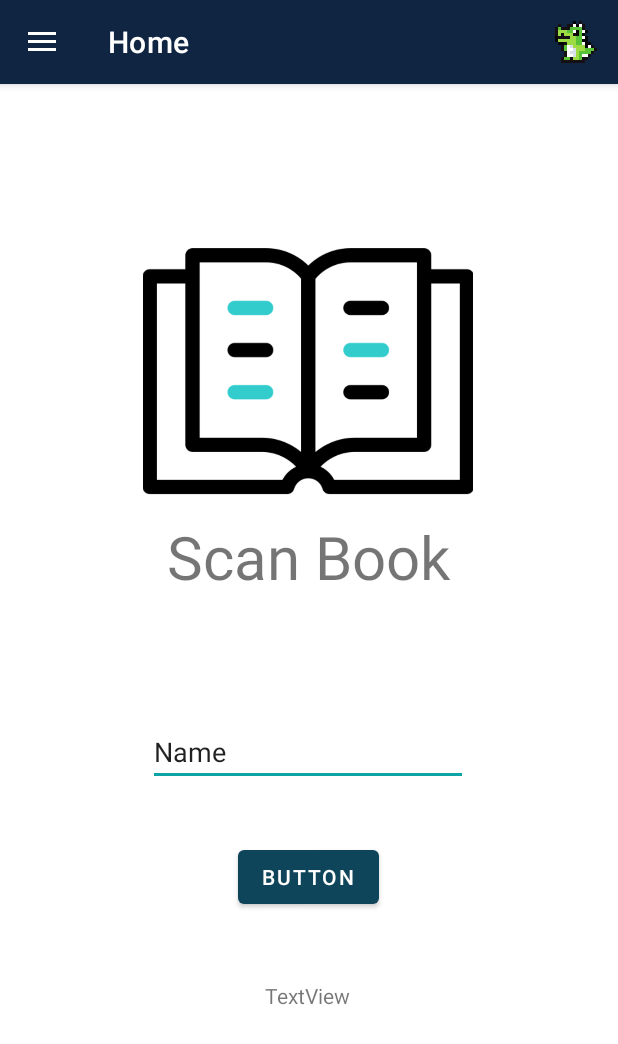
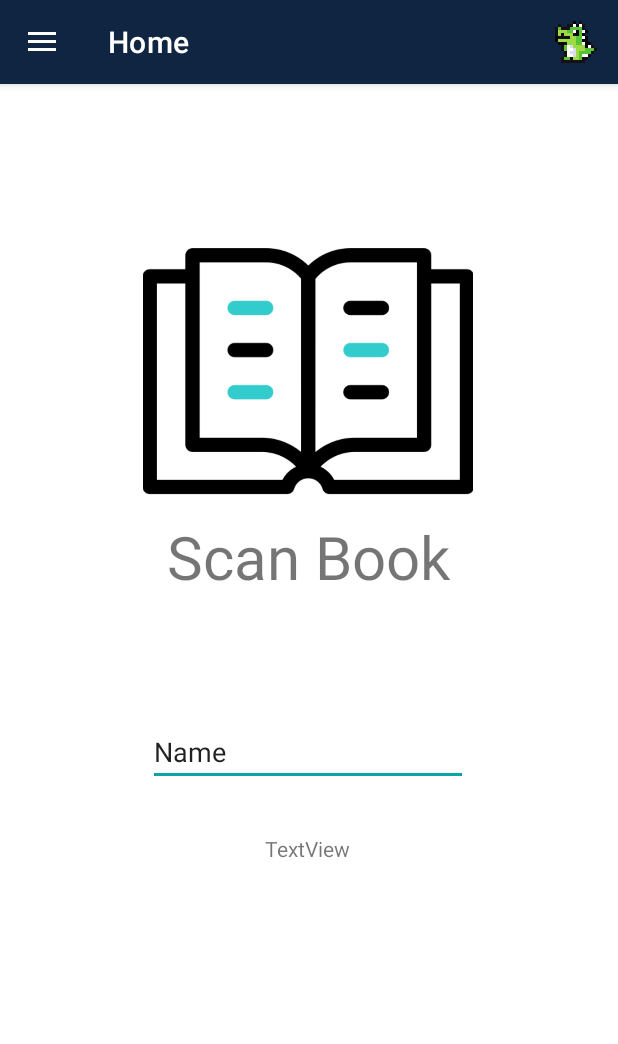
Before and after one commit to Hannah-Ashna/The-Library-App, an Android app: the screen it shows after launch once a user with an empty profile is signed in (NavigationActivity), on a phone screen of 412 x 824 dp. Shown: the top 1044 px of the screen. Run offline under Robolectric (Android 15) with nearby library versions, the phone set to English and light mode, and no system bars; our stand-ins replace Firebase (no records; nobody signed in at launch, a user with empty details on screens opened directly), navigation-ui; 1 statement that could not run was skipped.

Commit message:
Update fragment_home.xml

```diff
--- a/app/src/main/res/layout/fragment_home.xml
+++ b/app/src/main/res/layout/fragment_home.xml
@@ -42,7 +42,7 @@
         app:layout_constraintHorizontal_bias="0.498"
         app:layout_constraintStart_toStartOf="parent"
         app:layout_constraintTop_toTopOf="parent"
-        app:layout_constraintVertical_bias="0.799" />
+        app:layout_constraintVertical_bias="0.668" />
 
     <EditText
         android:id="@+id/edit_message"
@@ -58,15 +58,4 @@
         app:layout_constraintTop_toTopOf="parent"
         app:layout_constraintVertical_bias="0.585" />
 
-    <Button
-        android:id="@+id/button2"
-        android:layout_width="wrap_content"
-        android:layout_height="wrap_content"
-        android:text="Button"
-        app:layout_constraintBottom_toBottomOf="parent"
-        app:layout_constraintEnd_toEndOf="parent"
-        app:layout_constraintHorizontal_bias="0.498"
-        app:layout_constraintStart_toStartOf="parent"
-        app:layout_constraintTop_toTopOf="parent"
-        app:layout_constraintVertical_bias="0.701" />
 </androidx.constraintlayout.widget.ConstraintLayout>
```
